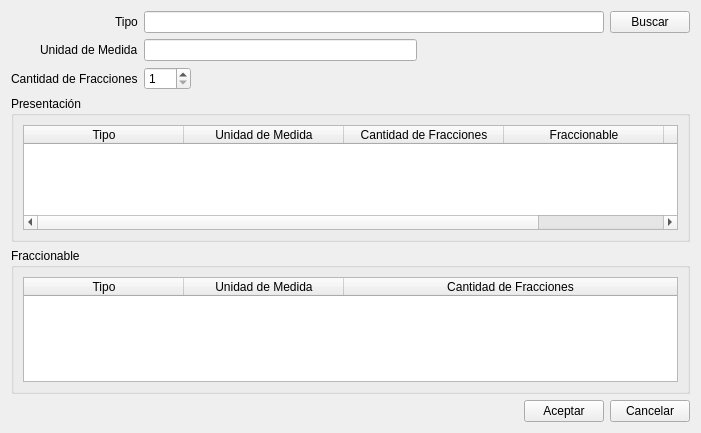
First picture: the form in ventanas/vtnPresentacion.ui, repository leaLuque/FarmaciaCrisol, before the edit.
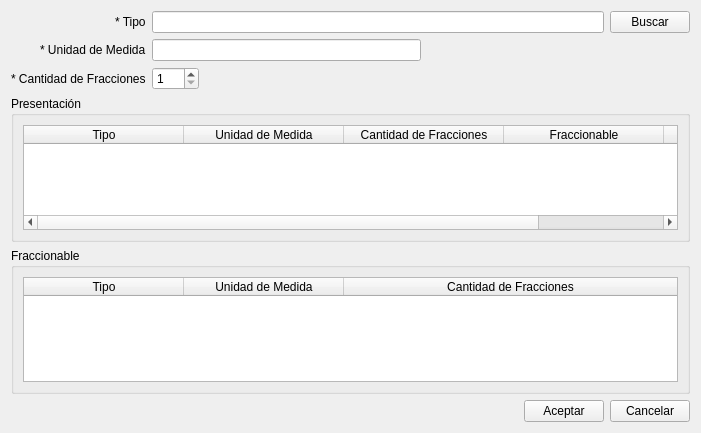
Second picture: the form after the edit.

Diff of the .ui file:
```diff
--- a/ventanas/vtnPresentacion.ui
+++ b/ventanas/vtnPresentacion.ui
@@ -19,7 +19,7 @@
      <item row="0" column="0" alignment="Qt::AlignRight">
       <widget class="QLabel" name="label">
        <property name="text">
-        <string>Tipo</string>
+        <string>* Tipo</string>
        </property>
       </widget>
      </item>
@@ -53,7 +53,7 @@
      <item row="1" column="0" alignment="Qt::AlignRight">
       <widget class="QLabel" name="label_2">
        <property name="text">
-        <string>Unidad de Medida</string>
+        <string>* Unidad de Medida</string>
        </property>
       </widget>
      </item>
@@ -81,7 +81,7 @@
      <item row="2" column="0" alignment="Qt::AlignRight">
       <widget class="QLabel" name="label_3">
        <property name="text">
-        <string>Cantidad de Fracciones</string>
+        <string>* Cantidad de Fracciones</string>
        </property>
       </widget>
      </item>
```
